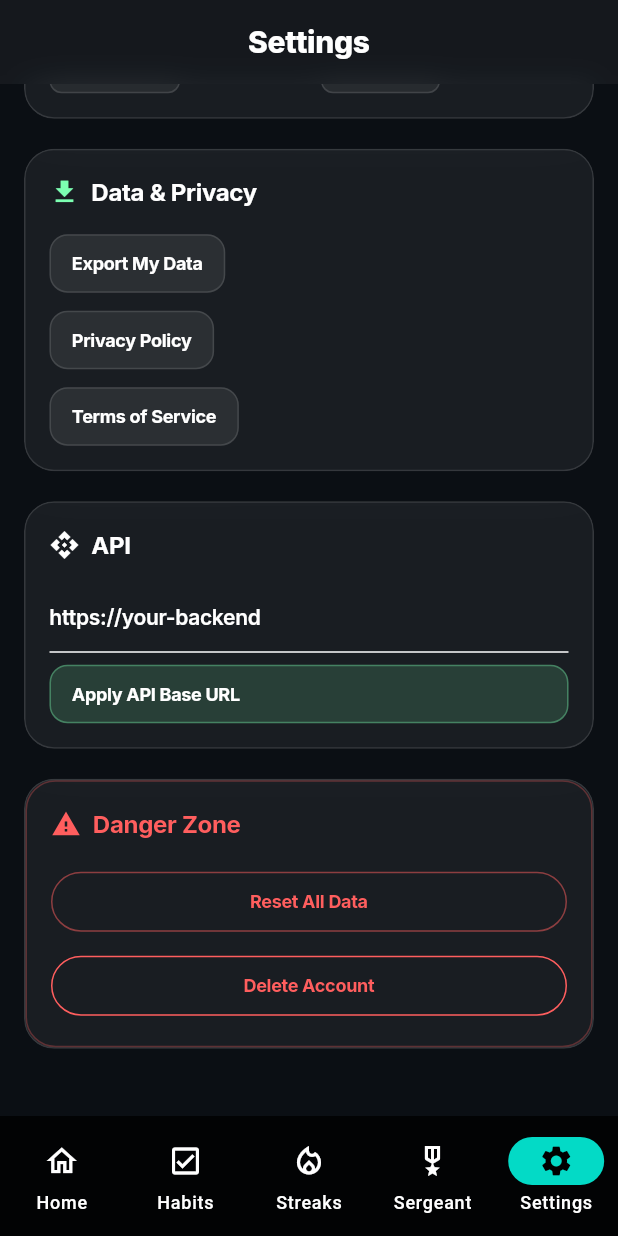
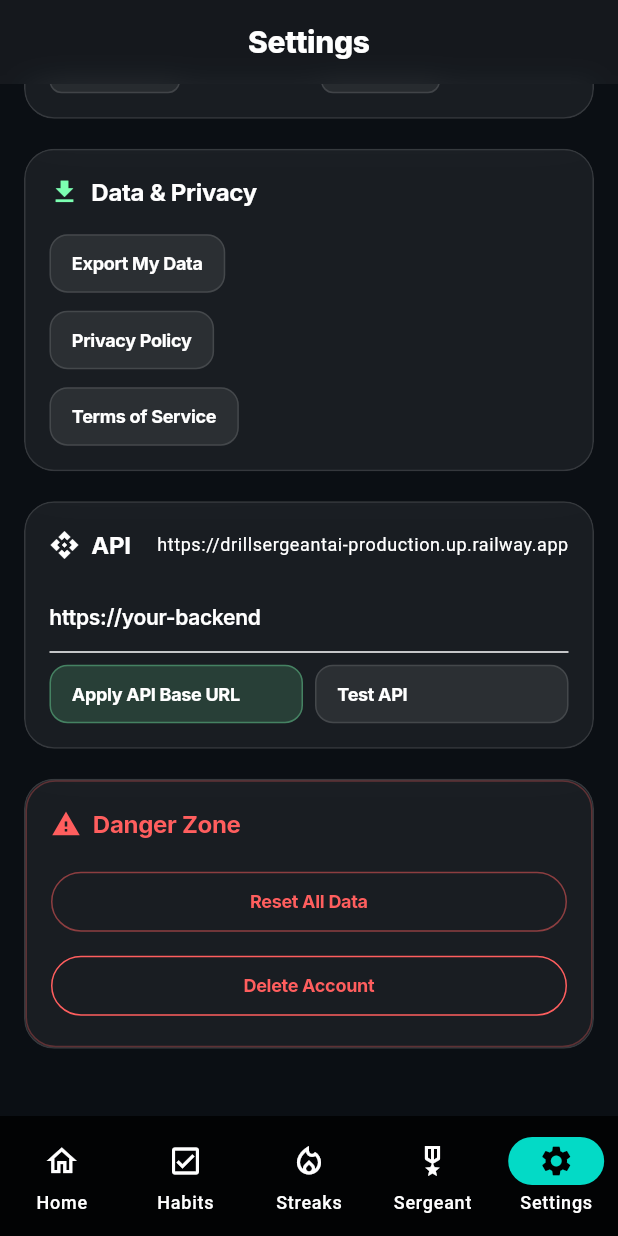
Before and after one commit to stossthegreat/drillserjeant, a Flutter app: the screen it shows after launch, item 5 of the bottom bar chosen, scrolled down 1152 dp, on a phone screen of 412 x 824 dp. Run offline on Flutter 3.47's test engine with Material 3 defaults, Android fonts, the phone set to English and light mode, and no system bars; our stand-ins replace audioplayers, go_router, google_fonts; network calls fail.

Commit message:
dx(api): normalize base URL; add Test API in Settings and display current base

```diff
--- a/lib/screens/settings_screen.dart
+++ b/lib/screens/settings_screen.dart
@@ -93,6 +93,8 @@ class _SettingsScreenState extends State<SettingsScreen> {
                     const Icon(Icons.api, size: 20),
                     const SizedBox(width: 8),
                     Text('API', style: Theme.of(context).textTheme.titleMedium),
+                    const Spacer(),
+                    Text(apiClient.getBaseUrl(), style: Theme.of(context).textTheme.bodySmall),
                   ]),
                   const SizedBox(height: 12),
                   TextField(
@@ -101,21 +103,37 @@ class _SettingsScreenState extends State<SettingsScreen> {
                     onSubmitted: (v) {
                       if (v.trim().isNotEmpty) {
                         apiClient.setBaseUrl(v.trim());
-                        Toast.show(context, 'API base set to: ${v.trim()}');
+                        Toast.show(context, 'API base set to: ${apiClient.getBaseUrl()}');
                       }
                     },
                   ),
                   const SizedBox(height: 8),
-                  SizedBox(
-                    width: double.infinity,
+                  Row(
+                    children: [
+                      Expanded(
                         child: GlassButton.primary('Apply API Base URL', onPressed: () {
                           final v = _apiBaseController.text.trim();
                           if (v.isNotEmpty) {
                             apiClient.setBaseUrl(v);
-                        Toast.show(context, 'API base set to: $v');
+                            Toast.show(context, 'API base set to: ${apiClient.getBaseUrl()}');
+                            setState(() {});
                           }
                         }),
-                  )
+                      ),
+                      const SizedBox(width: 8),
+                      Expanded(
+                        child: GlassButton.ghost('Test API', onPressed: () async {
+                          try {
+                            apiClient.setAuthToken('valid-token');
+                            final res = await apiClient.getBriefToday();
+                            Toast.show(context, 'OK: brief loaded');
+                          } catch (e) {
+                            Toast.show(context, 'API error: $e');
+                          }
+                        }),
+                      ),
+                    ],
+                  ),
                 ],
               ),
             ),
```
Also changed, not shown: lib/services/api_client.dart (+24 -17 lines). Lines whose indentation alone changed are shown as unchanged.
